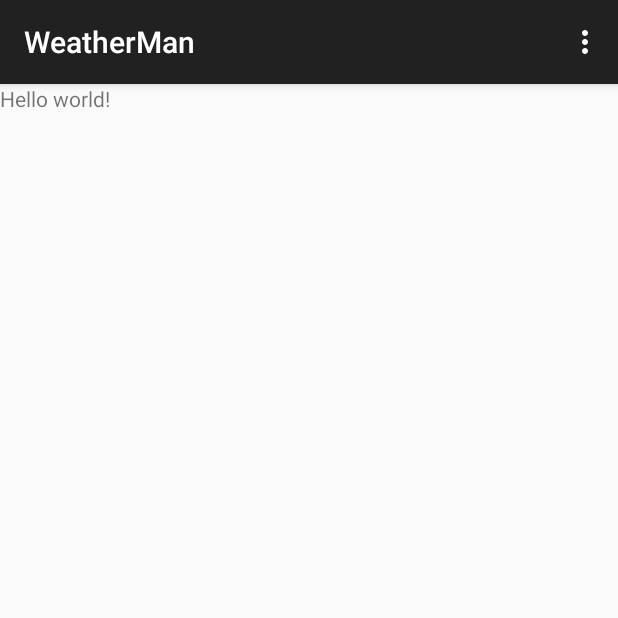
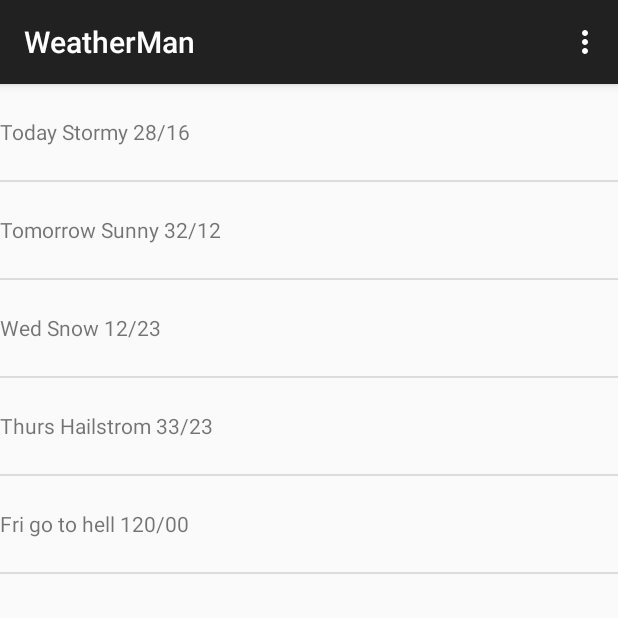
Before and after one commit to kishorepatel/WeatherMan, an Android app: the screen it shows after launch (MainActivity), on a phone screen of 412 x 824 dp, the top half of it. Run offline under Robolectric (Android 15) with nearby library versions, the phone set to English and light mode, and no system bars.

```diff
--- a/app/src/main/java/in/blogspot/upsolving/weatherman/MainActivityFragment.java
+++ b/app/src/main/java/in/blogspot/upsolving/weatherman/MainActivityFragment.java
@@ -5,6 +5,11 @@ import android.os.Bundle;
 import android.view.LayoutInflater;
 import android.view.View;
 import android.view.ViewGroup;
+import android.widget.ArrayAdapter;
+import android.widget.ListView;
+
+import java.util.ArrayList;
+import java.util.Arrays;
 
 /**
  * A placeholder fragment containing a simple view.
@@ -17,6 +22,24 @@ public class MainActivityFragment extends Fragment {
 	@Override
 	public View onCreateView(LayoutInflater inflater, ViewGroup container,
 							 Bundle savedInstanceState) {
-		return inflater.inflate(R.layout.fragment_main, container, false);
+		View v = inflater.inflate(R.layout.fragment_main, container, false);
+
+		String[] dummyData = new String[]{
+				"Today Stormy 28/16",
+				"Tomorrow Sunny 32/12",
+				"Wed Snow 12/23",
+				"Thurs Hailstrom 33/23",
+				"Fri go to hell 120/00"
+		};
+
+		//creating an ARRAY ADAPTER
+		ArrayList<String> dummyDataList = new ArrayList<>(Arrays.asList(dummyData));
+		ArrayAdapter adapter = new ArrayAdapter(getContext(), R.layout.list_item_forecast, R.id.list_item_forecast_textview,  dummyDataList);
+
+		//now we have to link the adapter to list_view
+		ListView listItems = (ListView) v.findViewById(R.id.listview_forecast);
+		listItems.setAdapter(adapter);
+
+		return v;
 	}
 }
--- a/app/src/main/res/layout/fragment_main.xml
+++ b/app/src/main/res/layout/fragment_main.xml
@@ -1,12 +1,13 @@
 <?xml version="1.0" encoding="utf-8"?>
-<LinearLayout xmlns:android="http://schemas.android.com/apk/res/android"
+<FrameLayout xmlns:android="http://schemas.android.com/apk/res/android"
               android:layout_width="match_parent"
               android:layout_height="match_parent"
               android:orientation="vertical">
 
-    <TextView
-        android:layout_width="wrap_content"
-        android:layout_height="wrap_content"
-        android:text="@string/hello_world"/>
+    <ListView
+        android:id = "@+id/listview_forecast"
+        android:layout_width="match_parent"
+        android:layout_height="match_parent"
+        />
 
-</LinearLayout>
+</FrameLayout>
--- a/app/src/main/res/layout/list_item_forcast.xml
+++ b/app/src/main/res/layout/list_item_forecast.xml
@@ -4,7 +4,6 @@
           android:layout_width="match_parent"
           android:layout_height="match_parent"
           android:minHeight="?android:attr/listPreferredItemHeight"
-          android:gravity="center_vertical"
-    >
+          android:gravity="center_vertical">
 
 </TextView>
```
